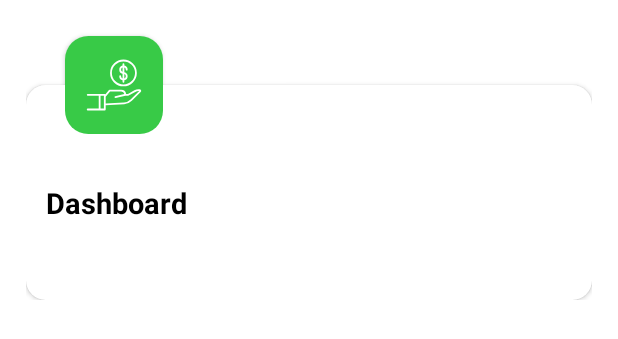
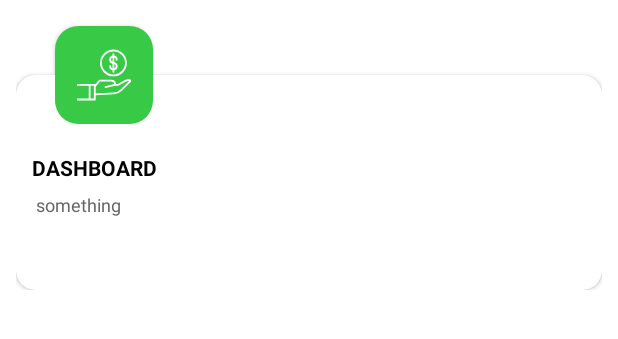
Before and after one commit to LoneWalker7998/Fund_Management, an Android app: the layout dashboard_raw.xml on its own in the app's theme, with its tools: preview values and no code run, on a phone screen of 412 x 824 dp. Shown: the top 339 px of the screen. Run offline under Robolectric (Android 15) with nearby library versions, the phone set to English and light mode, and no system bars.

Commit message:
Dashboard Detailed UI

```diff
--- /dev/null
+++ b/app/src/main/res/drawable/ic_history.xml
@@ -0,0 +1,5 @@
+<vector android:height="25dp" android:viewportHeight="551.13"
+    android:viewportWidth="551.13" android:width="25dp" xmlns:android="http://schemas.android.com/apk/res/android">
+    <path android:fillColor="#FFFFFF" android:pathData="m275.531,172.228 l-0.05,120.493c0,4.575 1.816,8.948 5.046,12.177l86.198,86.181 24.354,-24.354 -81.153,-81.136 0.05,-113.361z"/>
+    <path android:fillColor="#FFFFFF" android:pathData="m310.011,34.445c-121.23,0 -221.563,90.033 -238.367,206.674h-71.644l86.114,86.114 86.114,-86.114h-65.78c16.477,-97.589 101.355,-172.228 203.563,-172.228 113.966,0 206.674,92.707 206.674,206.674s-92.707,206.674 -206.674,206.674c-64.064,0 -123.469,-28.996 -162.978,-79.555l-27.146,21.192c46.084,58.968 115.379,92.808 190.124,92.808 132.955,0 241.119,-108.181 241.119,-241.119s-108.164,-241.119 -241.119,-241.12z"/>
+</vector>
--- /dev/null
+++ b/app/src/main/res/drawable/ic_prior_request.xml
@@ -0,0 +1,4 @@
+<vector android:height="25dp" android:viewportHeight="512"
+    android:viewportWidth="512" android:width="25dp" xmlns:android="http://schemas.android.com/apk/res/android">
+    <path android:fillColor="#FFFFFF" android:pathData="M427,127.572V0H85v127.571L0,190.967V452c0,33.084 26.916,60 60,60h392c33.084,0 60,-26.916 60,-60V190.967L427,127.572zM456.813,199.707L427,221.882v-44.411L456.813,199.707zM387,40v211.635l-131,97.439l-131,-97.439V40H387zM85,221.882l-29.813,-22.176L85,177.471V221.882zM452,472H60c-11.028,0 -20,-8.972 -20,-20V238.263l216,160.663l216,-160.663V452C472,463.028 463.028,472 452,472zM230,143h-40c0,-18.293 7.845,-35.813 21.524,-48.068c14.059,-12.596 33.049,-18.618 52.1,-16.519c30.288,3.333 54.685,27.524 58.009,57.521c3.039,27.426 -12.974,46.908 -25.284,59.177c-3.087,3.077 -5.927,5.765 -8.432,8.135c-11.526,10.906 -11.913,11.926 -11.913,17.889V222h-40v-0.865c0,-23.838 11.862,-35.062 24.421,-46.944c2.442,-2.311 4.968,-4.7 7.686,-7.409c10.538,-10.504 14.654,-18.411 13.765,-26.44c-1.279,-11.543 -10.796,-20.865 -22.629,-22.168c-7.879,-0.869 -15.348,1.459 -21.031,6.551C232.917,129.47 230,135.961 230,143zM236,253h40v40h-40V253z"/>
+</vector>
--- /dev/null
+++ b/app/src/main/res/drawable/ic_status.xml
@@ -0,0 +1,5 @@
+<vector android:height="25dp" android:viewportHeight="568.705"
+    android:viewportWidth="568.705" android:width="25dp" xmlns:android="http://schemas.android.com/apk/res/android">
+    <path android:fillColor="#FFFFFF" android:pathData="M529.117,317.082c-16.576,0 -31.23,10.682 -36.342,26.454c-27.636,85.372 -107.769,147.314 -202.232,147.314c-117.274,0 -212.688,-95.424 -212.688,-212.707c0,-94.075 61.43,-173.951 146.278,-201.901c16.383,-5.398 27.483,-20.716 27.483,-37.985c0,-12.232 -5.853,-23.731 -15.737,-30.924c-9.884,-7.204 -22.62,-9.237 -34.251,-5.492C84.793,39.468 0.001,148.976 0.001,278.147c0,160.218 130.332,290.558 290.541,290.558c128.654,0 237.793,-84.126 275.828,-200.219c3.912,-11.938 1.861,-25.024 -5.514,-35.2C553.5,323.116 541.699,317.082 529.117,317.082z"/>
+    <path android:fillColor="#FFFFFF" android:pathData="M355.888,75.905c64.584,20.908 115.691,71.902 136.752,136.419c5.246,16.061 20.205,26.906 37.103,26.906h0.801c12.201,0 23.666,-5.834 30.848,-15.69c7.168,-9.855 9.218,-22.562 5.476,-34.174c-28.49,-88.591 -98.416,-158.661 -186.933,-187.36c-11.729,-3.8 -24.596,-1.758 -34.573,5.492c-9.979,7.26 -15.89,18.856 -15.89,31.198v0.847C329.468,56.099 340.148,70.801 355.888,75.905z"/>
+</vector>
--- /dev/null
+++ b/app/src/main/res/drawable/ic_verified.xml
@@ -0,0 +1,4 @@
+<vector android:height="25dp" android:viewportHeight="512"
+    android:viewportWidth="512" android:width="25dp" xmlns:android="http://schemas.android.com/apk/res/android">
+    <path android:fillColor="#FFFFFF" android:pathData="m459.669,82.906 l-196,-81.377c-4.91,-2.038 -10.429,-2.039 -15.338,0l-196,81.377c-7.465,3.1 -12.331,10.388 -12.331,18.471v98.925c0,136.213 82.329,258.74 208.442,310.215 4.844,1.977 10.271,1.977 15.116,0 126.111,-51.474 208.442,-174.001 208.442,-310.215v-98.925c0,-8.083 -4.865,-15.371 -12.331,-18.471zM432,200.302c0,115.795 -68,222.392 -176,269.974 -105.114,-46.311 -176,-151.041 -176,-269.974v-85.573l176,-73.074 176,73.074zM233.894,267.716 L319.858,181.753c7.81,-7.81 20.473,-7.811 28.284,0s7.81,20.474 -0.001,28.284l-100.105,100.105c-7.812,7.812 -20.475,7.809 -28.284,0l-55.894,-55.894c-7.811,-7.811 -7.811,-20.474 0,-28.284s20.474,-7.811 28.284,0z"/>
+</vector>
--- a/app/src/main/res/layout/activity_dashboard.xml
+++ b/app/src/main/res/layout/activity_dashboard.xml
@@ -43,7 +43,7 @@
             android:layout_width="match_parent"
             android:layout_height="0.7dp"
             android:layout_gravity="center"
-            android:background="@color/white"
+            android:background="#656565"
             android:layout_marginLeft="@dimen/_30sdp"
             android:layout_marginRight="@dimen/_30sdp"
             android:layout_marginTop="@dimen/_15sdp"
--- a/app/src/main/res/layout/dashboard_raw.xml
+++ b/app/src/main/res/layout/dashboard_raw.xml
@@ -3,14 +3,13 @@
     android:layout_width="match_parent"
     android:layout_height="wrap_content"
     xmlns:app="http://schemas.android.com/apk/res-auto"
-    android:padding="@dimen/_8sdp"
-    android:layout_margin="@dimen/_5sdp">
+    android:padding="@dimen/_8sdp">
     <androidx.cardview.widget.CardView
         android:id="@+id/cardview_dashboard"
         android:layout_width="match_parent"
         android:layout_height="@dimen/_110sdp"
         app:cardCornerRadius="@dimen/_10sdp"
-        android:padding="@dimen/_10sdp"
+        android:padding="@dimen/_8sdp"
         android:layout_marginTop="@dimen/_30sdp"
         >
     <LinearLayout
@@ -20,16 +19,28 @@
         android:layout_gravity="center"
         >
        <TextView
-           android:layout_width="wrap_content"
+           android:layout_width="match_parent"
            android:layout_height="wrap_content"
            android:text="Dashboard"
-           android:textSize="@dimen/_15sdp"
-           android:gravity="center"
+           android:textSize="@dimen/_11sdp"
            android:textStyle="bold"
-           android:layout_marginTop="@dimen/_50sdp"
-           android:layout_marginLeft="@dimen/_10sdp"
-           android:id="@+id/cardtext"
+           android:textAllCaps="true"
+           android:layout_marginTop="@dimen/_40sdp"
+           android:layout_marginLeft="@dimen/_8sdp"
+           android:id="@+id/main_text"
+           android:layout_gravity="start"
            android:textColor="@color/black"/>
+        <TextView
+            android:id="@+id/sub_text"
+            android:layout_width="match_parent"
+            android:layout_height="wrap_content"
+            android:textColor="#656565"
+            android:text="something"
+            android:layout_marginTop="@dimen/_5sdp"
+            android:layout_marginLeft="@dimen/_10sdp"
+            android:textSize="@dimen/_9sdp"
+            android:layout_gravity="left"/>
+
 
     </LinearLayout>
     </androidx.cardview.widget.CardView>
@@ -45,6 +56,7 @@
             android:background="#38CA47"
             android:padding="@dimen/_8sdp">
             <ImageView
+                android:id="@+id/card_image"
                 android:layout_width="match_parent"
                 android:layout_height="match_parent"
                 android:src="@drawable/ic_fund_req"/>
```
Also changed, not shown: app/src/main/java/com/fundmanagement/Adapters/DashboardAdapter.java (+18 -8 lines), app/src/main/java/com/fundmanagement/Dashboard.java (+36 -5 lines), app/src/main/java/com/fundmanagement/Model/DashboardData.java (added, +25 -0 lines), app/src/main/res/drawable/ic_document_verification.xml (added, +8 -0 lines), app/src/main/res/drawable/ic_profile.xml (added, +7 -0 lines).
